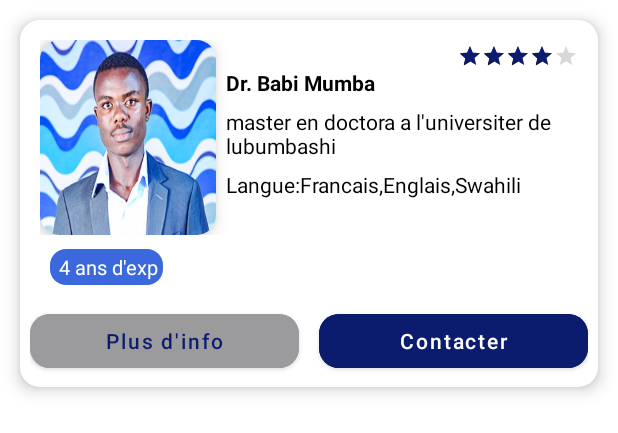
After one commit to BabiMumba/MedRad, an Android app: the layout doctor_consul.xml on its own in the app's theme, with its tools: preview values and no code run, on a phone screen of 412 x 824 dp. The commit adds this screen. Shown: the top 433 px of the screen. Run offline under Robolectric (Android 15) with nearby library versions, the phone set to English and light mode, and no system bars.

Commit message:
add new item docteur

```diff
--- a/app/src/main/res/drawable/arroundir_txt.xml
+++ b/app/src/main/res/drawable/arroundir_txt.xml
@@ -1,6 +1,6 @@
 <?xml version="1.0" encoding="utf-8"?>
 <shape xmlns:android="http://schemas.android.com/apk/res/android">
-    <corners android:radius="@dimen/_10sdp" />
+    <corners android:radius="@dimen/_8sdp" />
     <solid android:color="@color/primary" />
 
 </shape>
--- /dev/null
+++ b/app/src/main/res/layout/doctor_consul.xml
@@ -0,0 +1,135 @@
+<?xml version="1.0" encoding="utf-8"?>
+<androidx.cardview.widget.CardView
+    xmlns:android="http://schemas.android.com/apk/res/android"
+    android:layout_width="match_parent"
+    android:layout_height="wrap_content"
+    android:layout_margin="@dimen/_10sdp"
+    app:cardCornerRadius="@dimen/_10sdp"
+    app:cardElevation="@dimen/_5sdp"
+    xmlns:app="http://schemas.android.com/apk/res-auto"
+    >
+    <LinearLayout
+        android:padding="@dimen/_5sdp"
+        android:layout_width="match_parent"
+        android:layout_height="match_parent"
+        android:orientation="vertical"
+        >
+        <RelativeLayout
+            android:padding="@dimen/_5sdp"
+            android:layout_width="match_parent"
+            android:layout_height="wrap_content"
+            >
+            <androidx.cardview.widget.CardView
+                android:id="@+id/my_cardproofil"
+                android:layout_width="@dimen/_90sdp"
+                android:layout_height="@dimen/_100sdp"
+                android:elevation="@dimen/_5sdp"
+                app:cardElevation="@dimen/_5sdp"
+                app:cardCornerRadius="@dimen/_10sdp"
+
+
+                >
+                <ImageView
+                    android:scaleType="fitXY"
+                    android:layout_width="match_parent"
+                    android:layout_height="match_parent"
+                    android:src="@drawable/black"
+                    />
+            </androidx.cardview.widget.CardView>
+            <LinearLayout
+                android:layout_below="@id/rating_pd"
+                android:layout_marginStart="@dimen/_5sdp"
+                android:layout_toEndOf="@id/my_cardproofil"
+                android:layout_width="wrap_content"
+                android:layout_height="wrap_content"
+                android:orientation="vertical"
+                >
+                <TextView
+                    android:id="@+id/name_doctor"
+                    android:layout_width="wrap_content"
+                    android:layout_height="wrap_content"
+                    android:textColor="@color/primary_text"
+                    android:text="Dr. Babi Mumba"
+                    android:textStyle="bold"
+                    />
+                <TextView
+                    android:layout_marginTop="@dimen/_5sdp"
+                    android:layout_marginBottom="@dimen/_5sdp"
+                    android:layout_width="wrap_content"
+                    android:layout_height="wrap_content"
+                    android:textColor="@color/primary_text"
+                    android:text="master en doctora a l'universiter de lubumbashi"
+                    />
+                <TextView
+                    android:layout_width="wrap_content"
+                    android:layout_height="wrap_content"
+                    android:textColor="@color/primary_text"
+                    android:text="Langue:Francais,Englais,Swahili"
+                    />
+
+            </LinearLayout>
+            <RatingBar
+                android:layout_marginStart="@dimen/_5sdp"
+                android:layout_alignParentEnd="true"
+                android:id="@+id/rating_pd"
+                style="@style/Widget.AppCompat.RatingBar.Small"
+                android:layout_width="wrap_content"
+                android:layout_height="wrap_content"
+                android:layout_marginTop="@dimen/_2sdp"
+                android:progressTint="@color/primary"
+                android:rating="4"
+                android:secondaryProgressTint="@color/black"
+                />
+
+
+        </RelativeLayout>
+        <TextView
+            android:layout_width="wrap_content"
+            android:layout_height="wrap_content"
+            android:text=" 4 ans d'exp"
+            android:textStyle="normal"
+            android:textSize="@dimen/_10sdp"
+            android:background="@drawable/arroundir_txt"
+            android:backgroundTint="#3B68DD"
+            android:layout_marginStart="@dimen/_10sdp"
+            android:layout_marginTop="@dimen/_2sdp"
+            android:padding="@dimen/_2sdp"
+            android:textColor="@color/white"
+            />
+
+        <LinearLayout
+            android:layout_width="match_parent"
+            android:layout_height="wrap_content"
+            android:weightSum="2"
+            android:layout_marginTop="@dimen/_10sdp"
+            >
+            <com.google.android.material.button.MaterialButton
+                android:layout_marginEnd="@dimen/_5sdp"
+                android:layout_width="0dp"
+                android:layout_height="wrap_content"
+                app:cornerRadius="@dimen/_10sdp"
+                android:text="Plus d'info"
+                android:textAllCaps="false"
+                android:textColor="@color/primary"
+                android:backgroundTint="@color/secondary_text"
+                android:layout_weight="1"
+                />
+            <com.google.android.material.button.MaterialButton
+                android:layout_marginStart="@dimen/_5sdp"
+                android:layout_width="0dp"
+                android:layout_height="wrap_content"
+                android:text="Contacter"
+                app:cornerRadius="@dimen/_10sdp"
+                android:textAllCaps="false"
+                android:textColor="@color/white"
+                android:backgroundTint="@color/primary"
+                android:layout_weight="1"
+                />
+
+        </LinearLayout>
+
+
+
+    </LinearLayout>
+
+</androidx.cardview.widget.CardView>
--- a/app/src/main/res/layout/doctor_item.xml
+++ b/app/src/main/res/layout/doctor_item.xml
@@ -7,6 +7,7 @@
     android:layout_height="@dimen/_160sdp"
     xmlns:app="http://schemas.android.com/apk/res-auto">
     <RelativeLayout
+        android:background="@color/backgroud"
         android:layout_width="match_parent"
         android:layout_height="match_parent"
         >
@@ -15,7 +16,7 @@
             android:layout_height="@dimen/_50sdp"
             android:src="@drawable/black"
             android:layout_centerHorizontal="true"
-            android:layout_marginTop="@dimen/_2sdp"
+            android:layout_marginTop="@dimen/_8sdp"
             android:id="@+id/image_doctor"
             />
         <TextView
@@ -52,7 +53,7 @@
             android:padding="@dimen/_5sdp"
             android:background="@drawable/arroundir_txt"
             android:layout_marginTop="@dimen/_10sdp"
-            android:textColor="@color/primary_text"
+            android:textColor="@color/white"
             android:textStyle="bold"
             />
 
--- a/app/src/main/res/values/colors.xml
+++ b/app/src/main/res/values/colors.xml
@@ -3,8 +3,8 @@
     <color name="white">#FFFFFFFF</color>
     <color name="rouge">#FF0000</color>
     <color name="vert">#2FFF00</color>
-    <color name="Accent">#69FFE0</color>
-    <color name="primary">#00FFEA</color>
+    <color name="Accent">#0D2670</color>
+    <color name="primary">#0B1B6D</color>
     <color name="backgroud">#F7F7FA</color>
     <color name="card_background">#FFFFFF</color>
     <color name="primary_text">#000000</color>
```
Also changed, not shown: app/src/main/java/cd/babitech/medrad/Fragment/HomeFragment.kt (+17 -1 lines), app/src/main/res/layout/fragment_home.xml (+98 -0 lines), app/src/main/res/drawable/bac.jpg (added), app/src/main/res/drawable/fond.jpg (added).
